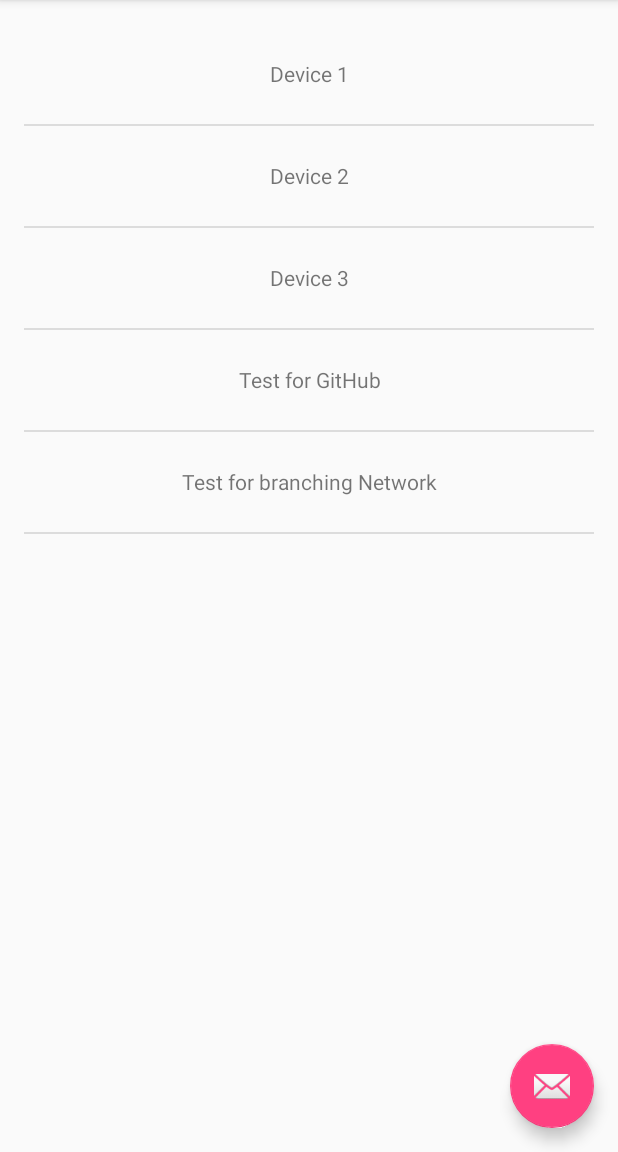
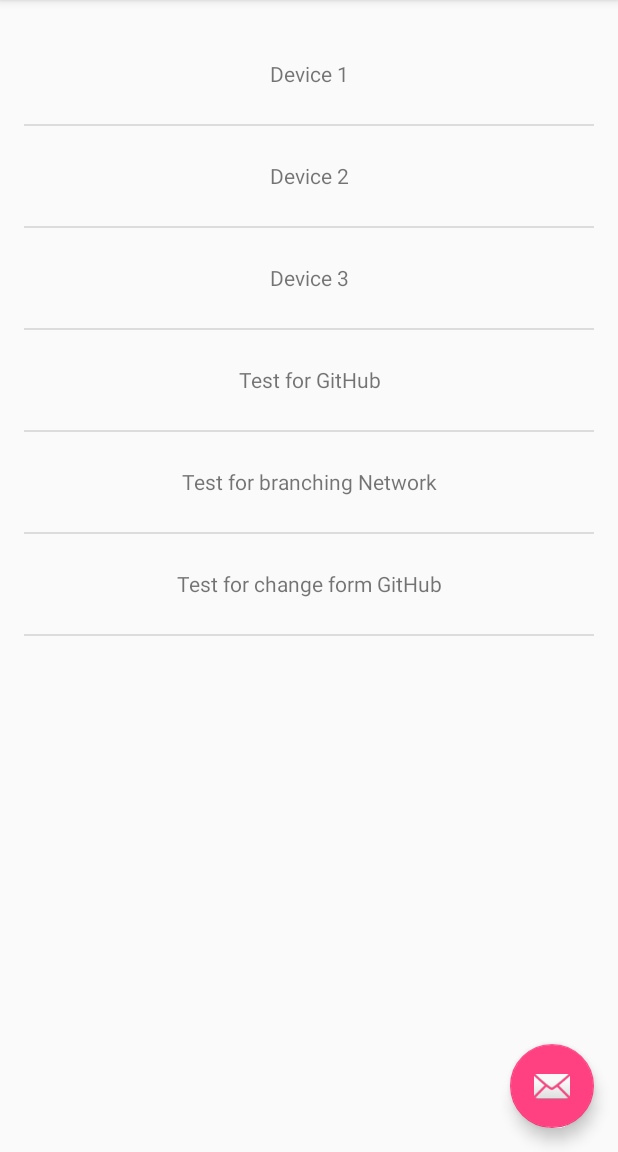
Before and after one commit to heibaifu/MQTT-Patterns, an Android app: the screen it shows after launch (MainActivity), on a phone screen of 412 x 824 dp, the part 84-1236 px from its top. Run offline under Robolectric (Android 15) with nearby library versions, the phone set to English and light mode, and no system bars.

Commit message:
Update DevicesFragment.java

```diff
--- a/app/src/main/java/com/patterns/io/thingsflow/DevicesFragment.java
+++ b/app/src/main/java/com/patterns/io/thingsflow/DevicesFragment.java
@@ -41,7 +41,8 @@ public class DevicesFragment extends Fragment {
                 "Device 2",
                 "Device 3",
                 "Test for GitHub",
-                "Test for branching Network"
+                "Test for branching Network",
+                "Test for change form GitHub"
         };
 
         List<String> devices = new ArrayList<String>(Arrays.asList(arrayStrings));
```
